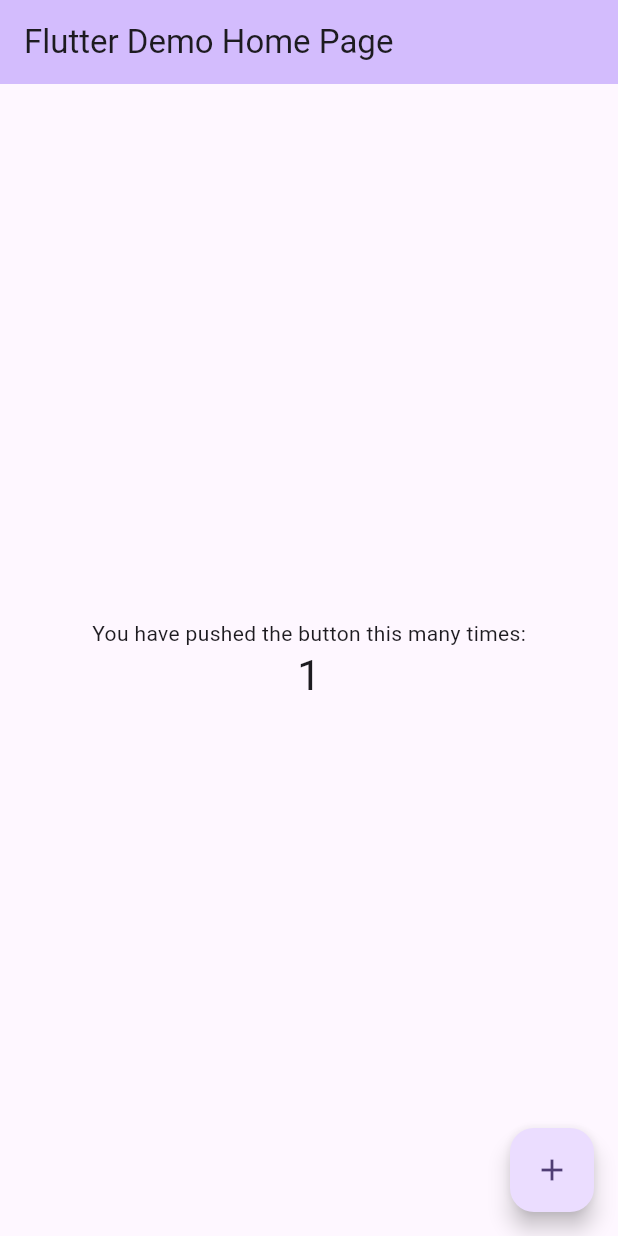
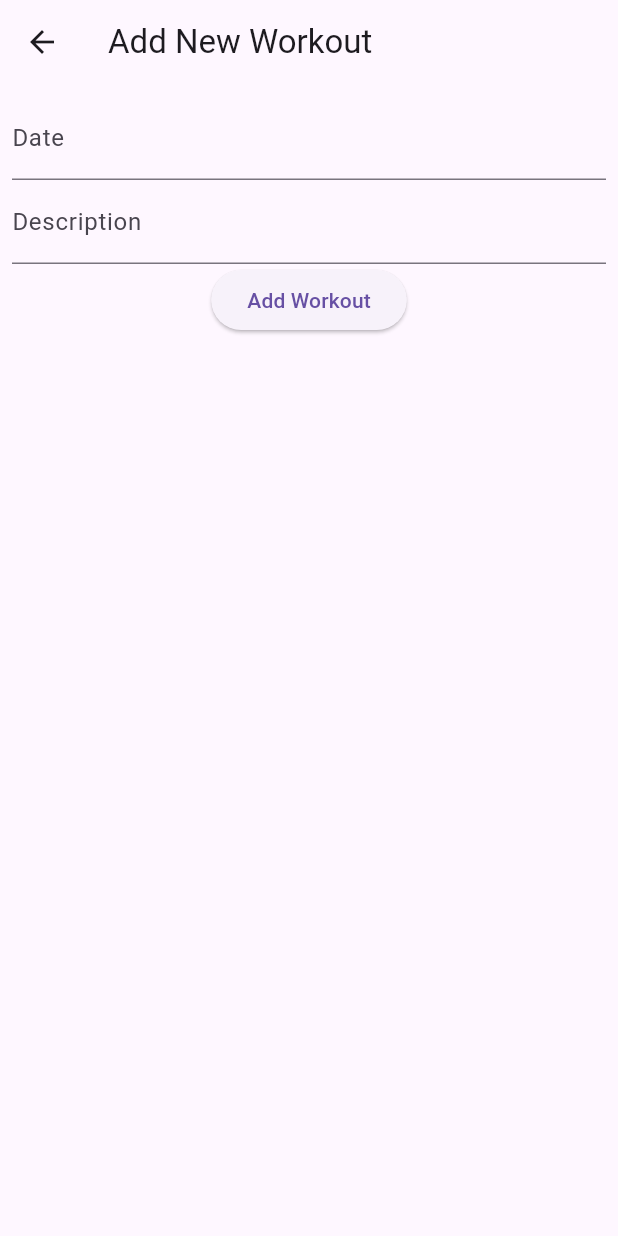
Before and after one commit to mrmrjing/workout-tracker, a Flutter app: the screen it shows after launch, after a tap on the "add" icon, on a phone screen of 412 x 824 dp. Run offline on Flutter 3.47's test engine with Material 3 defaults, Android fonts, the phone set to English and light mode, and no system bars; our stand-ins replace sqflite; accounts and stored records are empty.

Commit message:
Added a simple workout screen with button to add workouts, implemented a persistent SQL database to store workouts

```diff
--- a/lib/main.dart
+++ b/lib/main.dart
@@ -1,125 +1,92 @@
 import 'package:flutter/material.dart';
+import '../models/workout.dart';
+import '../services/database_helper.dart';
+import '../views/add_workout_screen.dart';
 
 void main() {
-  runApp(const MyApp());
+  runApp(MyApp());
 }
 
 class MyApp extends StatelessWidget {
-  const MyApp({super.key});
-
-  // This widget is the root of your application.
   @override
   Widget build(BuildContext context) {
     return MaterialApp(
-      title: 'Flutter Demo',
+      title: 'Workout Tracker',
       theme: ThemeData(
-        // This is the theme of your application.
-        //
-        // TRY THIS: Try running your application with "flutter run". You'll see
-        // the application has a purple toolbar. Then, without quitting the app,
-        // try changing the seedColor in the colorScheme below to Colors.green
-        // and then invoke "hot reload" (save your changes or press the "hot
-        // reload" button in a Flutter-supported IDE, or press "r" if you used
-        // the command line to start the app).
-        //
-        // Notice that the counter didn't reset back to zero; the application
-        // state is not lost during the reload. To reset the state, use hot
-        // restart instead.
-        //
-        // This works for code too, not just values: Most code changes can be
-        // tested with just a hot reload.
-        colorScheme: ColorScheme.fromSeed(seedColor: Colors.deepPurple),
-        useMaterial3: true,
+        primarySwatch: Colors.blue,
       ),
-      home: const MyHomePage(title: 'Flutter Demo Home Page'),
+      home: WorkoutListScreen(),
     );
   }
 }
 
-class MyHomePage extends StatefulWidget {
-  const MyHomePage({super.key, required this.title});
+class WorkoutListScreen extends StatefulWidget {
+  @override
+  _WorkoutListScreenState createState() => _WorkoutListScreenState();
+}
 
-  // This widget is the home page of your application. It is stateful, meaning
-  // that it has a State object (defined below) that contains fields that affect
-  // how it looks.
-
-  // This class is the configuration for the state. It holds the values (in this
-  // case the title) provided by the parent (in this case the App widget) and
-  // used by the build method of the State. Fields in a Widget subclass are
-  // always marked "final".
-
-  final String title;
+class _WorkoutListScreenState extends State<WorkoutListScreen> {
+  List<Workout> workouts = []; // Initialized to an empty list
+  bool isLoading = false;
 
   @override
-  State<MyHomePage> createState() => _MyHomePageState();
-}
-
-class _MyHomePageState extends State<MyHomePage> {
-  int _counter = 0;
-
-  void _incrementCounter() {
-    setState(() {
-      // This call to setState tells the Flutter framework that something has
-      // changed in this State, which causes it to rerun the build method below
-      // so that the display can reflect the updated values. If we changed
-      // _counter without calling setState(), then the build method would not be
-      // called again, and so nothing would appear to happen.
-      _counter++;
-    });
+  void initState() {
+    super.initState();
+    refreshWorkouts();
   }
 
   @override
+  void dispose() {
+    DatabaseHelper.instance.close();
+    super.dispose();
+  }
+
+  Future refreshWorkouts() async {
+  setState(() => isLoading = true);
+  List<Workout> fetchedWorkouts = await DatabaseHelper.instance.readAllWorkouts();
+  workouts = fetchedWorkouts.where((workout) {
+    try {
+      DateTime.parse(workout.date); // Try parsing the date
+      return true; // Include if parsing is successful
+    } catch (e) {
+      return false; // Exclude if parsing fails
+    }
+  }).toList();
+  setState(() => isLoading = false);
+}
+
+  @override
   Widget build(BuildContext context) {
-    // This method is rerun every time setState is called, for instance as done
-    // by the _incrementCounter method above.
-    //
-    // The Flutter framework has been optimized to make rerunning build methods
-    // fast, so that you can just rebuild anything that needs updating rather
-    // than having to individually change instances of widgets.
     return Scaffold(
       appBar: AppBar(
-        // TRY THIS: Try changing the color here to a specific color (to
-        // Colors.amber, perhaps?) and trigger a hot reload to see the AppBar
-        // change color while the other colors stay the same.
-        backgroundColor: Theme.of(context).colorScheme.inversePrimary,
-        // Here we take the value from the MyHomePage object that was created by
-        // the App.build method, and use it to set our appbar title.
-        title: Text(widget.title),
+        title: Text('My Workouts'),
       ),
-      body: Center(
-        // Center is a layout widget. It takes a single child and positions it
-        // in the middle of the parent.
-        child: Column(
-          // Column is also a layout widget. It takes a list of children and
-          // arranges them vertically. By default, it sizes itself to fit its
-          // children horizontally, and tries to be as tall as its parent.
-          //
-          // Column has various properties to control how it sizes itself and
-          // how it positions its children. Here we use mainAxisAlignment to
-          // center the children vertically; the main axis here is the vertical
-          // axis because Columns are vertical (the cross axis would be
-          // horizontal).
-          //
-          // TRY THIS: Invoke "debug painting" (choose the "Toggle Debug Paint"
-          // action in the IDE, or press "p" in the console), to see the
-          // wireframe for each widget.
-          mainAxisAlignment: MainAxisAlignment.center,
-          children: <Widget>[
-            const Text(
-              'You have pushed the button this many times:',
-            ),
-            Text(
-              '$_counter',
-              style: Theme.of(context).textTheme.headlineMedium,
-            ),
-          ],
-        ),
+      body: isLoading
+          ? CircularProgressIndicator()
+          : workouts.isEmpty
+              ? Text('No workouts added.')
+              : ListView.builder(
+                  itemCount: workouts.length,
+                  itemBuilder: (context, index) {
+                    final workout = workouts[index];
+                    return ListTile(
+                      title: Text(workout.description),
+                      subtitle: Text(DateTime.parse(workout.date).toIso8601String()),
+                      onTap: () {
+                        // Implement onTap to view or edit workout
+                      },
+                    );
+                  },
+                ),
+      floatingActionButton: FloatingActionButton(
+        child: Icon(Icons.add),
+        onPressed: () {
+          Navigator.push(
+            context,
+            MaterialPageRoute(builder: (context) => AddWorkoutScreen()),
+          ).then((_) => refreshWorkouts());
+        },
       ),
-      floatingActionButton: FloatingActionButton(
-        onPressed: _incrementCounter,
-        tooltip: 'Increment',
-        child: const Icon(Icons.add),
-      ), // This trailing comma makes auto-formatting nicer for build methods.
     );
   }
 }
--- /dev/null
+++ b/lib/models/workout.dart
@@ -0,0 +1,32 @@
+class Workout {
+  final int? id; // Make id nullable to handle cases where it isn't set yet (e.g., before being inserted into the database)
+  final String date;
+  final String description;
+
+  Workout({this.id, required this.date, required this.description});
+
+  // Adding a copy method
+  Workout copy({int? id, String? date, String? description}) {
+    return Workout(
+      id: id ?? this.id,
+      date: date ?? this.date,
+      description: description ?? this.description,
+    );
+  }
+
+  Map<String, dynamic> toMap() {
+    return {
+      if (id != null) 'id': id, // Only add id to map if it is not null
+      'date': date,
+      'description': description,
+    };
+  }
+
+  static Workout fromMap(Map<String, dynamic> map) {
+    return Workout(
+      id: map['id'],
+      date: map['date'],
+      description: map['description'],
+    );
+  }
+}
--- /dev/null
+++ b/lib/services/database_helper.dart
@@ -0,0 +1,93 @@
+import 'package:sqflite/sqflite.dart';
+import 'package:path/path.dart';
+import 'package:path_provider/path_provider.dart';
+
+import '../models/workout.dart';
+
+class DatabaseHelper {
+  static final DatabaseHelper instance = DatabaseHelper._init();
+  static Database? _database;
+
+  DatabaseHelper._init();
+
+  Future<Database> get database async {
+    if (_database != null) return _database!;
+    _database = await _initDB('workouts.db');
+    return _database!;
+  }
+
+  Future<Database> _initDB(String filePath) async {
+    final dbPath = await getApplicationDocumentsDirectory();
+    final path = join(dbPath.path, filePath);
+
+    return await openDatabase(path, version: 1, onCreate: _createDB);
+  }
+
+  Future _createDB(Database db, int version) async {
+    const idType = 'INTEGER PRIMARY KEY AUTOINCREMENT';
+    const textType = 'TEXT NOT NULL';
+    const dateType = 'TEXT NOT NULL';
+
+    await db.execute('''
+CREATE TABLE workouts (
+  id $idType,
+  date $dateType,
+  description $textType
+)
+''');
+  }
+
+  Future<Workout> create(Workout workout) async {
+    final db = await instance.database;
+    final id = await db.insert('workouts', workout.toMap());
+    return workout.copy(id: id);
+  }
+
+  Future<Workout> readWorkout(int id) async {
+    final db = await instance.database;
+    final maps = await db.query(
+      'workouts',
+      columns: ['id', 'date', 'description'],
+      where: 'id = ?',
+      whereArgs: [id],
+    );
+
+    if (maps.isNotEmpty) {
+      return Workout.fromMap(maps.first);
+    } else {
+      throw Exception('ID $id not found');
+    }
+  }
+
+  Future<List<Workout>> readAllWorkouts() async {
+    final db = await instance.database;
+    const orderBy = 'date ASC';
+    final result = await db.query('workouts', orderBy: orderBy);
+
+    return result.map((json) => Workout.fromMap(json)).toList();
+  }
+
+  Future<int> update(Workout workout) async {
+    final db = await instance.database;
+    return db.update(
+      'workouts',
+      workout.toMap(),
+      where: 'id = ?',
+      whereArgs: [workout.id],
+    );
+  }
+
+  Future<int> delete(int id) async {
+    final db = await instance.database;
+    return await db.delete(
+      'workouts',
+      where: 'id = ?',
+      whereArgs: [id],
+    );
+  }
+
+  Future close() async {
+    final db = await instance.database;
+    db.close();
+  }
+}
--- /dev/null
+++ b/lib/views/add_workout_screen.dart
@@ -0,0 +1,89 @@
+// Create a UI where users can input the details of their workout
+// handle the form submission
+// call the database helper to insert the data into the database
+
+import 'package:flutter/material.dart';
+import 'package:intl/intl.dart';  // Make sure to have this import for date formatting
+import '../models/workout.dart';
+import '../services/database_helper.dart';
+
+class AddWorkoutScreen extends StatefulWidget {
+  @override
+  _AddWorkoutScreenState createState() => _AddWorkoutScreenState();
+}
+
+class _AddWorkoutScreenState extends State<AddWorkoutScreen> {
+  final _formKey = GlobalKey<FormState>();
+  String? _date; // Making this nullable to handle initial state
+  late String _description;
+
+  void _submitData() async {
+    if (_formKey.currentState!.validate()) {
+      _formKey.currentState!.save();
+      if (_date != null) { // Ensure date is not null
+        Workout newWorkout = Workout(date: _date!, description: _description);
+        await DatabaseHelper.instance.create(newWorkout);
+        Navigator.of(context).pop(); // Optionally pop the current screen
+      }
+    }
+  }
+
+  @override
+  Widget build(BuildContext context) {
+    return Scaffold(
+      appBar: AppBar(
+        title: Text('Add New Workout'),
+      ),
+      body: Padding(
+        padding: EdgeInsets.all(8.0),
+        child: Form(
+          key: _formKey,
+          child: Column(
+            children: <Widget>[
+              TextFormField(
+                decoration: InputDecoration(labelText: 'Date'),
+                readOnly: true, // Prevent keyboard from opening
+                onTap: () async {
+                  DateTime? pickedDate = await showDatePicker(
+                    context: context,
+                    initialDate: DateTime.now(),
+                    firstDate: DateTime(2000),
+                    lastDate: DateTime(2100),
+                  );
+                  if (pickedDate != null) {
+                    setState(() {
+                      _date = DateFormat('yyyy-MM-dd').format(pickedDate); // Format the date
+                    });
+                  }
+                },
+                controller: TextEditingController(text: _date), // Display selected date
+                validator: (value) {
+                  if (value == null || value.isEmpty) {
+                    return 'Please enter a date.';
+                  }
+                  return null;
+                },
+              ),
+              TextFormField(
+                decoration: InputDecoration(labelText: 'Description'),
+                onSaved: (value) {
+                  _description = value!;
+                },
+                validator: (value) {
+                  if (value!.isEmpty) {
+                    return 'Please enter a description.';
+                  }
+                  return null;
+                },
+              ),
+              ElevatedButton(
+                onPressed: _submitData,
+                child: Text('Add Workout'),
+              ),
+            ],
+          ),
+        ),
+      ),
+    );
+  }
+}
--- a/pubspec.yaml
+++ b/pubspec.yaml
@@ -35,6 +35,10 @@ dependencies:
   # The following adds the Cupertino Icons font to your application.
   # Use with the CupertinoIcons class for iOS style icons.
   cupertino_icons: ^1.0.6
+  sqflite: ^2.3.3+1
+  path: ^1.9.0
+  path_provider: ^2.1.3
+  intl: ^0.19.0
 
 dev_dependencies:
   flutter_test:
```
Also changed, not shown: lib/controllers/workout_controller.dart (added), pubspec.lock, 7 other files.
